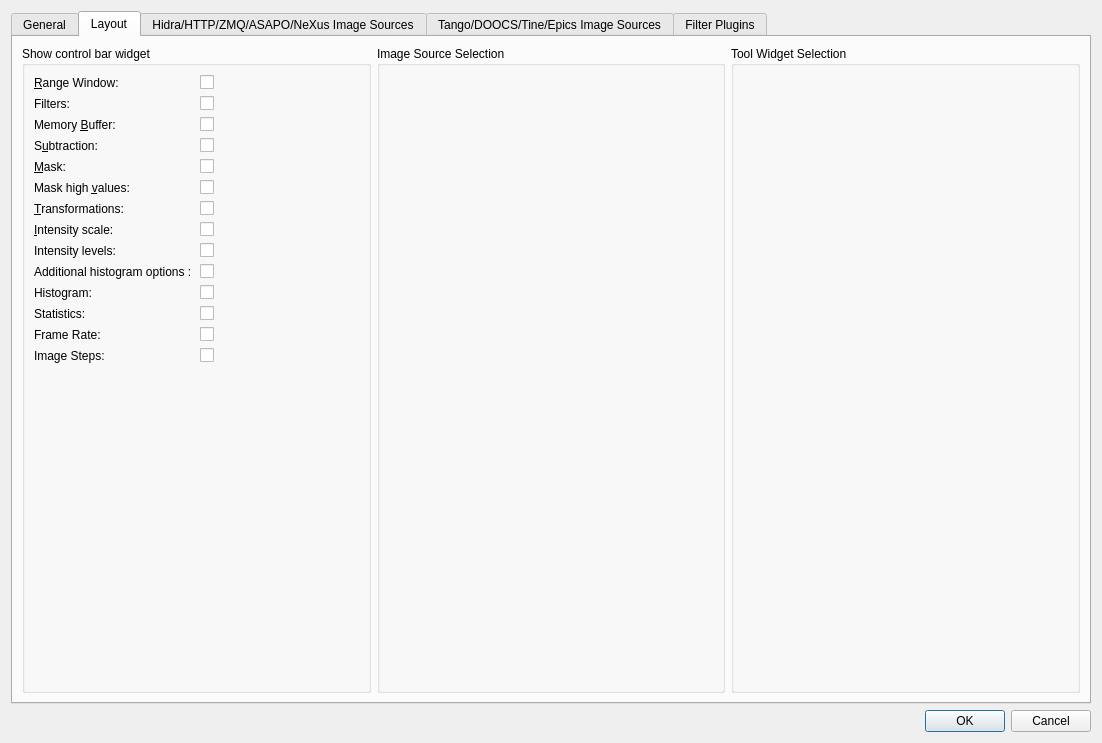
syncope/lavue, file lavuelib/ui/ConfigDialog.ui: the form before one commit.
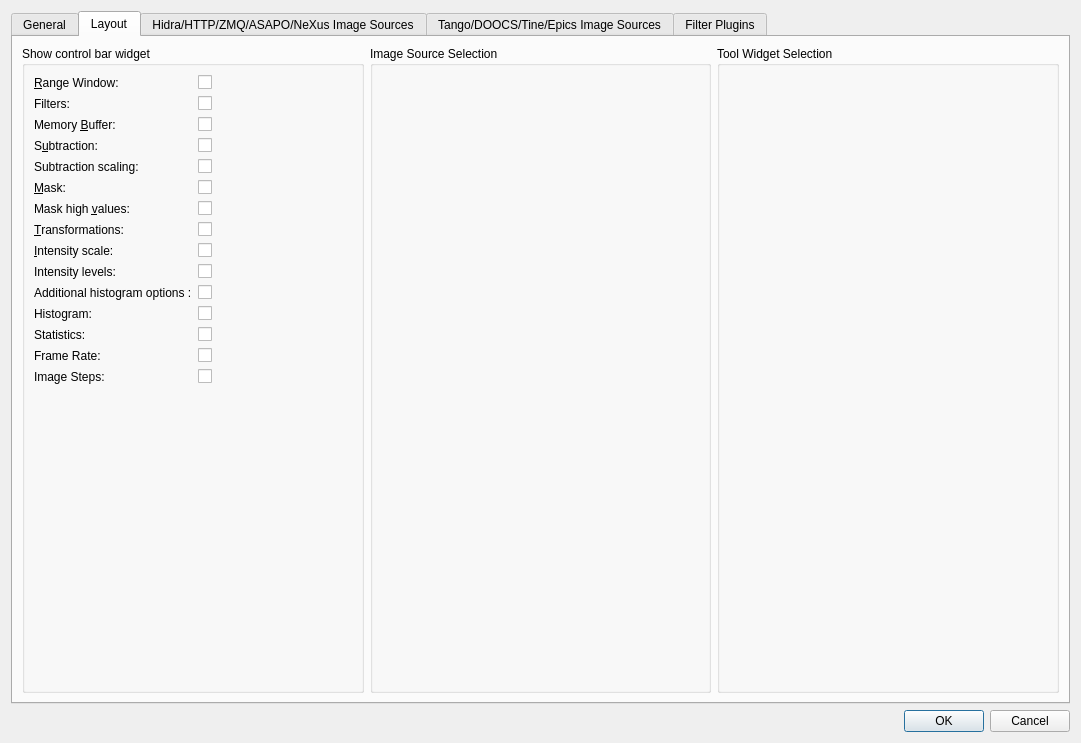
The form after the commit. The open tabs and pages were chosen to show the change.

Commit message:
Issue 486: add scaling factors for dark and bright images (#487)
* update ui

* add scaling factor

* fix typo

* add fixes and tests

Patch:
```diff
--- a/lavuelib/ui/ConfigDialog.ui
+++ b/lavuelib/ui/ConfigDialog.ui
@@ -6,7 +6,7 @@
    <rect>
     <x>0</x>
     <y>0</y>
-    <width>1102</width>
+    <width>1081</width>
     <height>743</height>
    </rect>
   </property>
@@ -1128,7 +1128,20 @@
             </item>
             <item row="0" column="0">
              <layout class="QGridLayout" name="viewGridLayout">
-              <item row="13" column="0">
+              <item row="16" column="0">
+               <widget class="QLabel" name="showstepsLabel">
+                <property name="toolTip">
+                 <string>&lt;html&gt;&lt;head/&gt;&lt;body&gt;&lt;p&gt;show image steps widgets&lt;/p&gt;&lt;/body&gt;&lt;/html&gt;</string>
+                </property>
+                <property name="text">
+                 <string>Image Steps:</string>
+                </property>
+                <property name="buddy">
+                 <cstring>showstepsCheckBox</cstring>
+                </property>
+               </widget>
+              </item>
+              <item row="14" column="0">
                <widget class="QLabel" name="showstatsLabel">
                 <property name="toolTip">
                  <string>&lt;html&gt;&lt;head/&gt;&lt;body&gt;&lt;p&gt;show widgets with statistics values&lt;/p&gt;&lt;/body&gt;&lt;/html&gt;</string>
@@ -1141,7 +1154,7 @@
                 </property>
                </widget>
               </item>
-              <item row="6" column="0">
+              <item row="7" column="0">
                <widget class="QLabel" name="showmaskLabel">
                 <property name="toolTip">
                  <string>show widgets to select the image mask</string>
@@ -1154,7 +1167,7 @@
                 </property>
                </widget>
               </item>
-              <item row="7" column="0">
+              <item row="8" column="0">
                <widget class="QLabel" name="showmaskhighLabel">
                 <property name="toolTip">
                  <string>&lt;html&gt;&lt;head/&gt;&lt;body&gt;&lt;p&gt;show widgets to select the mask high pixel values&lt;/p&gt;&lt;/body&gt;&lt;/html&gt;</string>
@@ -1167,7 +1180,7 @@
                 </property>
                </widget>
               </item>
-              <item row="9" column="0">
+              <item row="10" column="0">
                <widget class="QLabel" name="showscaleLabel">
                 <property name="toolTip">
                  <string>show widgets to select the image intensity scale</string>
@@ -1180,7 +1193,7 @@
                 </property>
                </widget>
               </item>
-              <item row="12" column="1">
+              <item row="13" column="1">
                <widget class="QCheckBox" name="showhistoCheckBox">
                 <property name="toolTip">
                  <string>show histogram to set range and color distribution</string>
@@ -1190,7 +1203,7 @@
                 </property>
                </widget>
               </item>
-              <item row="14" column="1">
+              <item row="15" column="1">
                <widget class="QCheckBox" name="showframerateCheckBox">
                 <property name="toolTip">
                  <string>&lt;html&gt;&lt;head/&gt;&lt;body&gt;&lt;p&gt;show widgets to view frame rate in Hz&lt;/p&gt;&lt;/body&gt;&lt;/html&gt;</string>
@@ -1200,7 +1213,7 @@
                 </property>
                </widget>
               </item>
-              <item row="8" column="1">
+              <item row="9" column="1">
                <widget class="QCheckBox" name="showtransCheckBox">
                 <property name="toolTip">
                  <string>show widgets to select the image transformations</string>
@@ -1210,7 +1223,7 @@
                 </property>
                </widget>
               </item>
-              <item row="13" column="1">
+              <item row="14" column="1">
                <widget class="QCheckBox" name="showstatsCheckBox">
                 <property name="toolTip">
                  <string>&lt;html&gt;&lt;head/&gt;&lt;body&gt;&lt;p&gt;show widgets with statistics values&lt;/p&gt;&lt;/body&gt;&lt;/html&gt;</string>
@@ -1220,7 +1233,7 @@
                 </property>
                </widget>
               </item>
-              <item row="10" column="0">
+              <item row="11" column="0">
                <widget class="QLabel" name="showlevelsLabel">
                 <property name="toolTip">
                  <string>show widgets to select the image intensity levels</string>
@@ -1233,7 +1246,7 @@
                 </property>
                </widget>
               </item>
-              <item row="9" column="1">
+              <item row="10" column="1">
                <widget class="QCheckBox" name="showscaleCheckBox">
                 <property name="toolTip">
                  <string>show widgets to select the image intensity scale</string>
@@ -1243,7 +1256,7 @@
                 </property>
                </widget>
               </item>
-              <item row="11" column="1">
+              <item row="12" column="1">
                <widget class="QCheckBox" name="showaddhistoCheckBox">
                 <property name="toolTip">
                  <string>&lt;html&gt;&lt;head/&gt;&lt;body&gt;&lt;p&gt;show additional histogram options like image data step and bin edges algorithm&lt;/p&gt;&lt;/body&gt;&lt;/html&gt;</string>
@@ -1253,7 +1266,7 @@
                 </property>
                </widget>
               </item>
-              <item row="12" column="0">
+              <item row="13" column="0">
                <widget class="QLabel" name="showhistoLabel">
                 <property name="toolTip">
                  <string>show histogram to set range and color distribution</string>
@@ -1266,14 +1279,14 @@
                 </property>
                </widget>
               </item>
-              <item row="10" column="1">
+              <item row="11" column="1">
                <widget class="QCheckBox" name="showlevelsCheckBox">
                 <property name="text">
                  <string/>
                 </property>
                </widget>
               </item>
-              <item row="11" column="0">
+              <item row="12" column="0">
                <widget class="QLabel" name="showaddhistoLabel">
                 <property name="toolTip">
                  <string>&lt;html&gt;&lt;head/&gt;&lt;body&gt;&lt;p&gt;show additional histogram options like image data step and bin edges algorithm&lt;/p&gt;&lt;/body&gt;&lt;/html&gt;</string>
@@ -1286,7 +1299,7 @@
                 </property>
                </widget>
               </item>
-              <item row="8" column="0">
+              <item row="9" column="0">
                <widget class="QLabel" name="showtransLabel">
                 <property name="toolTip">
                  <string>show widgets to select the image transformations</string>
@@ -1322,7 +1335,7 @@
                 </property>
                </widget>
               </item>
-              <item row="14" column="0">
+              <item row="15" column="0">
                <widget class="QLabel" name="showframerateLabel">
                 <property name="toolTip">
                  <string>&lt;html&gt;&lt;head/&gt;&lt;body&gt;&lt;p&gt;show widgets to view frame rate in Hz&lt;/p&gt;&lt;/body&gt;&lt;/html&gt;</string>
@@ -1371,7 +1384,7 @@
                 </property>
                </widget>
               </item>
-              <item row="7" column="1">
+              <item row="8" column="1">
                <widget class="QCheckBox" name="showmaskhighCheckBox">
                 <property name="toolTip">
                  <string>&lt;html&gt;&lt;head/&gt;&lt;body&gt;&lt;p&gt;show widgets to select the mask high pixel values&lt;/p&gt;&lt;/body&gt;&lt;/html&gt;</string>
@@ -1381,7 +1394,7 @@
                 </property>
                </widget>
               </item>
-              <item row="6" column="1">
+              <item row="7" column="1">
                <widget class="QCheckBox" name="showmaskCheckBox">
                 <property name="toolTip">
                  <string>show widgets to select the image mask</string>
@@ -1424,20 +1437,7 @@
                 </property>
                </widget>
               </item>
-              <item row="15" column="0">
-               <widget class="QLabel" name="showstepsLabel">
-                <property name="toolTip">
-                 <string>&lt;html&gt;&lt;head/&gt;&lt;body&gt;&lt;p&gt;show image steps widgets&lt;/p&gt;&lt;/body&gt;&lt;/html&gt;</string>
-                </property>
-                <property name="text">
-                 <string>Image Steps:</string>
-                </property>
-                <property name="buddy">
-                 <cstring>showstepsCheckBox</cstring>
-                </property>
-               </widget>
-              </item>
-              <item row="15" column="1">
+              <item row="16" column="1">
                <widget class="QCheckBox" name="showstepsCheckBox">
                 <property name="toolTip">
                  <string>&lt;html&gt;&lt;head/&gt;&lt;body&gt;&lt;p&gt;show image steps widgets&lt;/p&gt;&lt;/body&gt;&lt;/html&gt;</string>
@@ -1447,6 +1447,23 @@
                 </property>
                </widget>
               </item>
+              <item row="6" column="0">
+               <widget class="QLabel" name="showsubsfLabel">
+                <property name="text">
+                 <string>Subtraction scaling:</string>
+                </property>
+                <property name="buddy">
+                 <cstring>showsubsfCheckBox</cstring>
+                </property>
+               </widget>
+              </item>
+              <item row="6" column="1">
+               <widget class="QCheckBox" name="showsubsfCheckBox">
+                <property name="text">
+                 <string/>
+                </property>
+               </widget>
+              </item>
              </layout>
             </item>
            </layout>
```
Left out of the diff: 1 changed line with no effect on the pictures. The commit also changes 8 other files.
